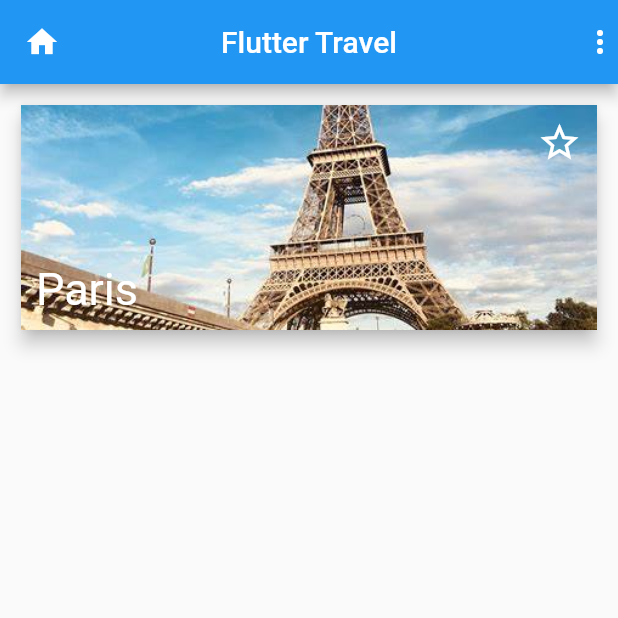
After one commit to JunjieDev/flutter-MyTravel, a Flutter app: the screen it shows after launch, on a phone screen of 412 x 824 dp, the top half of it. The commit adds this screen. Run offline on Flutter 3.47's test engine with Material 2 defaults, Android fonts, the phone set to English and light mode, and no system bars.

Commit message:
Upgrade : split code into multiple files

```diff
--- /dev/null
+++ b/lib/city_card.dart
@@ -0,0 +1,53 @@
+import 'package:flutter/material.dart';
+
+class CityCard extends StatelessWidget {
+  const CityCard({super.key});
+
+  @override
+  Widget build(BuildContext context) {
+    return Card(
+      elevation: 5,
+      color: Colors.blue,
+      child: Container(
+        height: 150,
+        child: Stack(
+          fit: StackFit.expand,
+          children: <Widget>[
+            Image.asset(
+              'assets/images/lyon.jpeg',
+              fit: BoxFit.cover,
+            ),
+            Padding(
+              padding: const EdgeInsets.all(10),
+              child: Column(
+                children: <Widget>[
+                  Expanded(
+                    child: Row(
+                      mainAxisAlignment: MainAxisAlignment.end,
+                      crossAxisAlignment: CrossAxisAlignment.start,
+                      children: const <Widget>[
+                        Icon(
+                          Icons.star_border,
+                          size: 30,
+                          color: Colors.white,
+                        ),
+                      ],
+                    ),
+                  ),
+                  Row(
+                    children: const <Widget>[
+                      Text(
+                        'Paris',
+                        style: TextStyle(fontSize: 30, color: Colors.white),
+                      ),
+                    ],
+                  ),
+                ],
+              ),
+            ),
+          ],
+        ),
+      ),
+    );
+  }
+}
--- /dev/null
+++ b/lib/home.dart
@@ -0,0 +1,28 @@
+import 'package:flutter/material.dart';
+import 'city_card.dart';
+
+class Home extends StatelessWidget {
+  const Home({super.key});
+
+  @override
+  Widget build(BuildContext context) {
+    return Scaffold(
+      appBar: AppBar(
+        leading: const Icon(Icons.home),
+        title: const Text("Flutter Travel"),
+        centerTitle: true,
+        backgroundColor: Colors.blue,
+        actions: const <Widget>[Icon(Icons.more_vert)],
+      ),
+      body: Container(
+        padding: const EdgeInsets.all(10),
+        child: Column(
+          crossAxisAlignment: CrossAxisAlignment.stretch,
+          children: const <Widget>[
+            CityCard(),
+          ],
+        ),
+      ),
+    );
+  }
+}
```
Also changed, not shown: lib/main.dart (+3 -63 lines).
